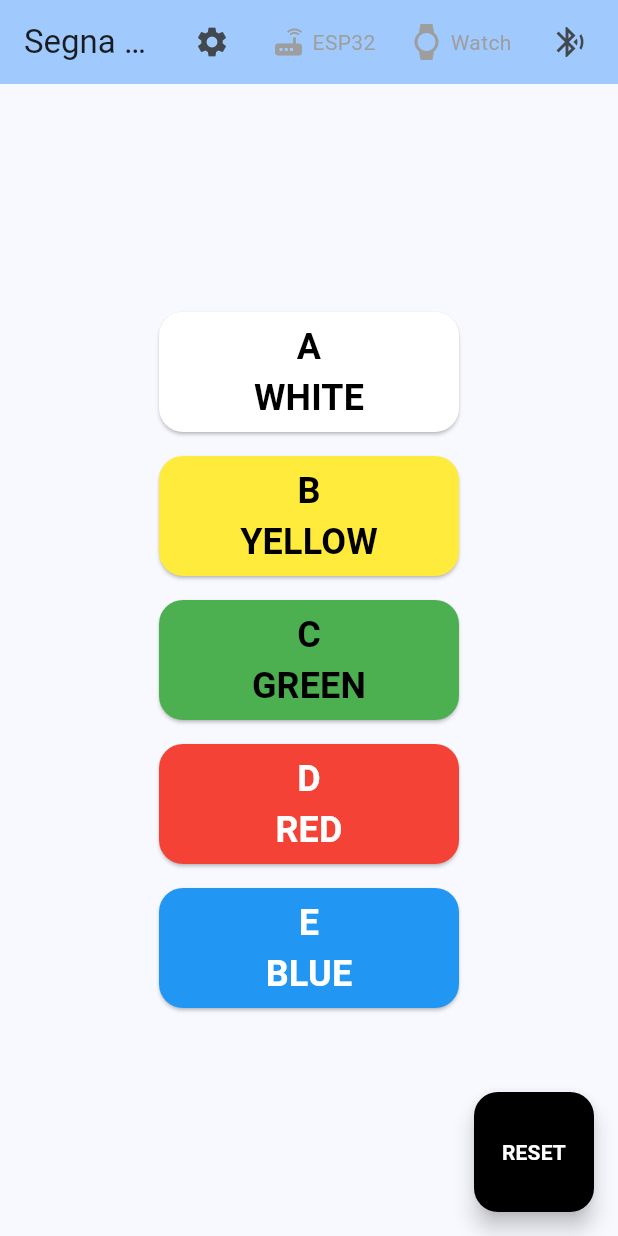
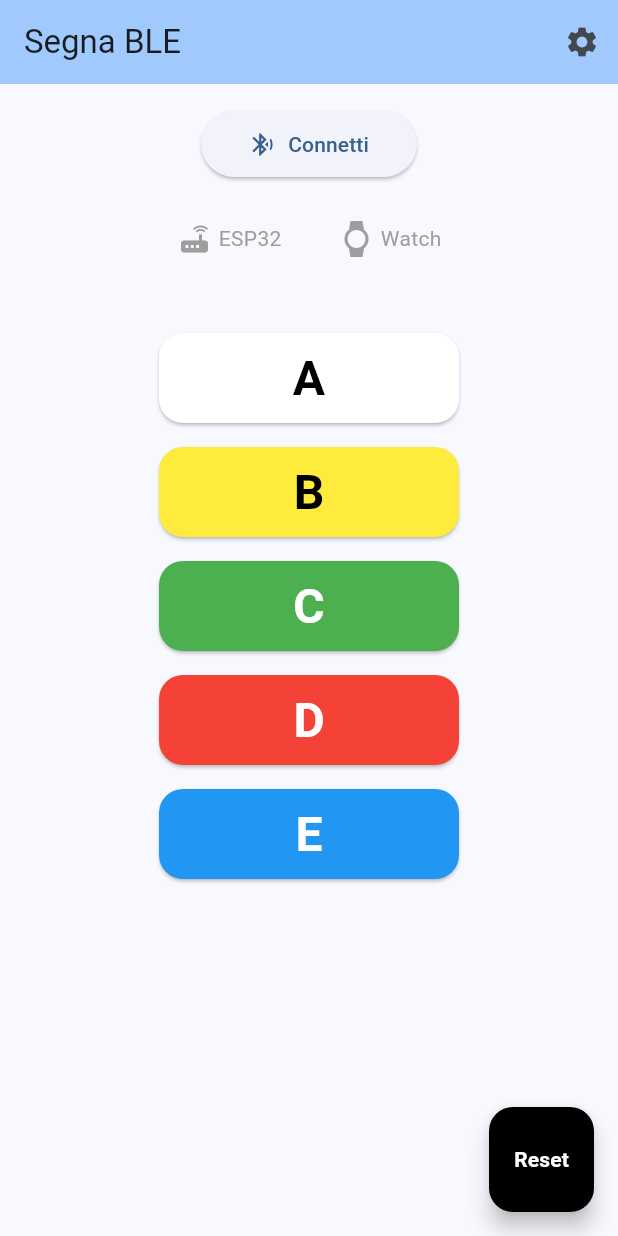
Before and after one commit to house79-gex/Segna, a Flutter app: the screen it shows after launch, on a phone screen of 412 x 824 dp. Run offline on Flutter 3.47's test engine with Material 3 defaults, Android fonts, the phone set to English and light mode, and no system bars; our stand-ins replace flutter_blue_plus, permission_handler, shared_preferences.

Commit message:
Fix Flutter UI layout - move device icons to body and simplify buttons
Co-authored-by: house79-gex <75929529+house79-gex@users.noreply.github.com>

```diff
--- a/flutter_app/lib/main.dart
+++ b/flutter_app/lib/main.dart
@@ -282,15 +282,35 @@ class _BLEControllerPageState extends State<BLEControllerPage> {
     return Scaffold(
       appBar: AppBar(
         backgroundColor: Theme.of(context).colorScheme.inversePrimary,
-        title: const Text('Segna BLE Controller'),
+        title: const Text('Segna BLE'),
         actions: [
-          // Pulsante Settings
           IconButton(
             icon: const Icon(Icons.settings),
             onPressed: _openSettings,
           ),
-          const SizedBox(width: 8),
-          // Indicatore ESP32 con bordo colorato
+        ],
+      ),
+      body: Stack(
+        children: [
+          Column(
+            children: [
+              const SizedBox(height: 16),
+              // Pulsante Connetti/Scansiona
+              ElevatedButton.icon(
+                icon: Icon(isScanning
+                    ? Icons.hourglass_empty
+                    : Icons.bluetooth_searching),
+                label: Text(isScanning ? 'Scansione...' : 'Connetti'),
+                onPressed: isScanning ? null : _scanForDevices,
+                style: ElevatedButton.styleFrom(
+                  padding: const EdgeInsets.symmetric(horizontal: 32, vertical: 12),
+                ),
+              ),
+              const SizedBox(height: 16),
+              // Icone dispositivi
+              Row(
+                mainAxisAlignment: MainAxisAlignment.center,
+                children: [
                   Container(
                     decoration: BoxDecoration(
                       border: Border.all(
@@ -301,7 +321,7 @@ class _BLEControllerPageState extends State<BLEControllerPage> {
                       ),
                       borderRadius: BorderRadius.circular(8),
                     ),
-            padding: const EdgeInsets.all(4),
+                    padding: const EdgeInsets.all(8),
                     child: Row(
                       children: [
                         Icon(
@@ -318,8 +338,7 @@ class _BLEControllerPageState extends State<BLEControllerPage> {
                       ],
                     ),
                   ),
-          const SizedBox(width: 8),
-          // Indicatore Watch con bordo colorato
+                  const SizedBox(width: 16),
                   Container(
                     decoration: BoxDecoration(
                       border: Border.all(
@@ -330,7 +349,7 @@ class _BLEControllerPageState extends State<BLEControllerPage> {
                       ),
                       borderRadius: BorderRadius.circular(8),
                     ),
-            padding: const EdgeInsets.all(4),
+                    padding: const EdgeInsets.all(8),
                     child: Row(
                       children: [
                         Icon(
@@ -347,22 +366,11 @@ class _BLEControllerPageState extends State<BLEControllerPage> {
                       ],
                     ),
                   ),
-          const SizedBox(width: 8),
-          // Pulsante Scansiona
-          IconButton(
-            icon: Icon(isScanning
-                ? Icons.hourglass_empty
-                : Icons.bluetooth_searching),
-            onPressed: isScanning ? null : _scanForDevices,
-            tooltip: isScanning ? 'Scansione...' : 'Scansiona',
-          ),
-          const SizedBox(width: 8),
                 ],
               ),
-      body: Stack(
-        children: [
+              const SizedBox(height: 16),
               // Pulsanti lettere in colonna centrale
-          Center(
+              Expanded(
                 child: SingleChildScrollView(
                   padding: const EdgeInsets.symmetric(vertical: 16.0),
                   child: Column(
@@ -372,13 +380,11 @@ class _BLEControllerPageState extends State<BLEControllerPage> {
                         padding: const EdgeInsets.symmetric(vertical: 8.0),
                         child: SizedBox(
                           width: 200,
-                      height: 80,
+                          height: 60,
                           child: ElevatedButton(
                             style: ElevatedButton.styleFrom(
                               backgroundColor: entry.value['color'] as Color,
-                          foregroundColor: entry.key == 'A' ||
-                                  entry.key == 'B' ||
-                                  entry.key == 'C'
+                              foregroundColor: entry.key == 'A' || entry.key == 'B'
                                   ? Colors.black
                                   : Colors.white,
                               shape: RoundedRectangleBorder(
@@ -387,10 +393,9 @@ class _BLEControllerPageState extends State<BLEControllerPage> {
                             ),
                             onPressed: () => _sendCommand(entry.key),
                             child: Text(
-                          '${entry.key}\n${entry.value['colorName']}',
-                          textAlign: TextAlign.center,
+                              entry.key,
                               style: const TextStyle(
-                            fontSize: 24,
+                                fontSize: 32,
                                 fontWeight: FontWeight.bold,
                               ),
                             ),
@@ -401,19 +406,21 @@ class _BLEControllerPageState extends State<BLEControllerPage> {
                   ),
                 ),
               ),
+            ],
+          ),
           // Pulsante Reset piccolo in basso a destra
           Positioned(
             bottom: 16,
             right: 16,
             child: SizedBox(
-              width: 80,
-              height: 80,
+              width: 70,
+              height: 70,
               child: FloatingActionButton(
                 backgroundColor: Colors.black,
                 foregroundColor: Colors.white,
                 onPressed: _sendReset,
                 child: const Text(
-                  'RESET',
+                  'Reset',
                   textAlign: TextAlign.center,
                   style: TextStyle(
                     fontSize: 14,
```
Lines whose indentation alone changed are shown as unchanged.
